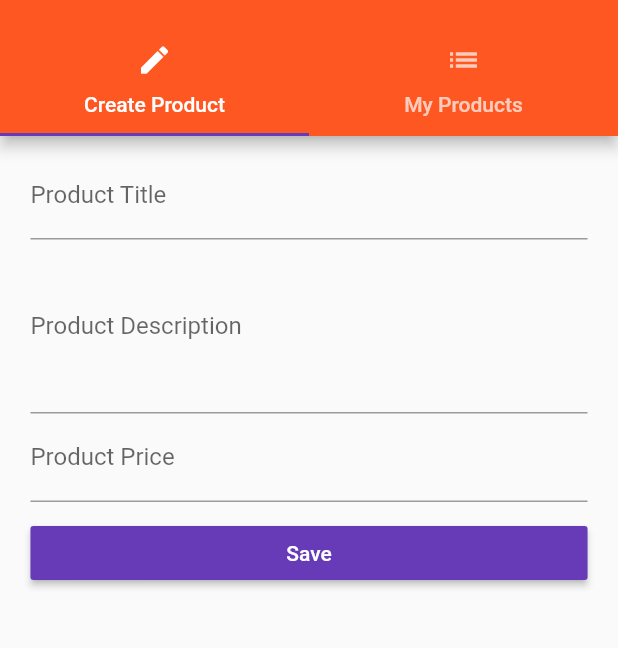
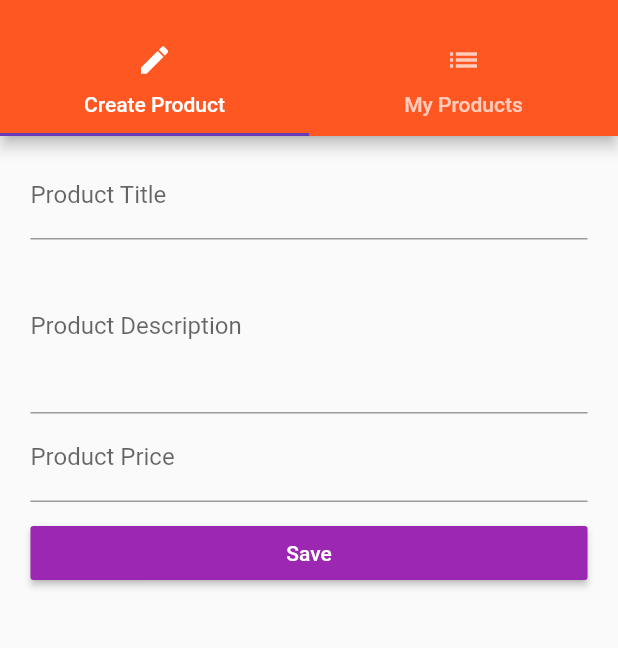
Before and after one commit to sohagmahin/EasyList, a Flutter app: the productAdmin screen opened by its route, on a phone screen of 412 x 824 dp, the part 59-707 px from its top. Run offline on Flutter 3.47's test engine with Material 2 defaults, Android fonts, the phone set to English and light mode, and no system bars.

Commit message:
Added buttonAncent Color in Theme data

```diff
--- a/lib/main.dart
+++ b/lib/main.dart
@@ -39,6 +39,7 @@ class _MyAppState extends State<MyApp> {
         brightness: Brightness.light,
         primarySwatch: Colors.deepOrange,
         accentColor: Colors.deepPurple,
+        buttonColor: Colors.purple
         // fontFamily: 'Oswald'
       ),
       //home: auth() ,
--- a/lib/pages/auth.dart
+++ b/lib/pages/auth.dart
@@ -85,7 +85,7 @@ class _auth extends State<auth> {
                     SizedBox(height: 10),
                     RaisedButton(
                       child: Text('Login'),
-                      color: Theme.of(context).primaryColor,
+                     color: Theme.of(context).primaryColor,
                       textColor: Colors.white,
                       onPressed: () => {
                         print(_emailValue),
--- a/lib/pages/product_create.dart
+++ b/lib/pages/product_create.dart
@@ -81,7 +81,6 @@ class _productCreateState extends State<productCreate> {
               child: Text(
                 'Save',
               ),
-              color: Theme.of(context).accentColor,
               textColor: Colors.white,
               onPressed: _submitForm,
             )
```
